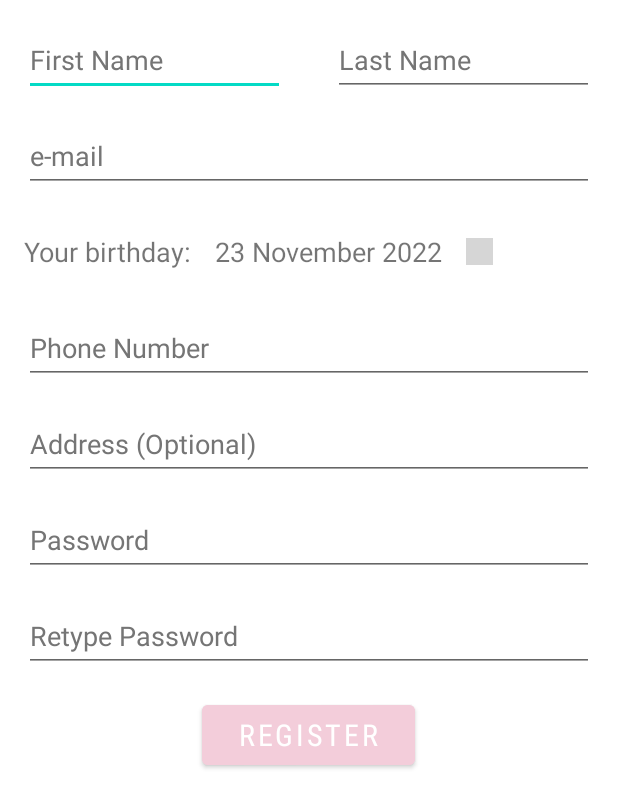
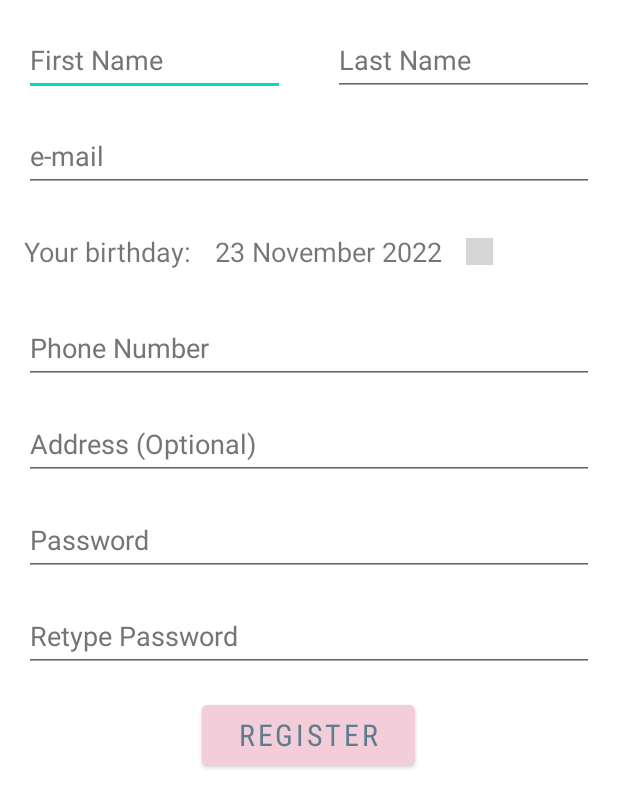
Before and after one commit to appeldaniel1998/ABM, an Android app: the LogReg_RegisterActivity screen opened directly, with no data from a screen before it, on a phone screen of 412 x 824 dp. Shown: the top 808 px of the screen. Run offline under Robolectric (Android 15) with nearby library versions, the phone set to English and light mode, and no system bars; our stand-ins replace Firebase (no records; nobody signed in at launch, a user with empty details on screens opened directly); grey boxes are pictures that could not be loaded.

Commit message:
change menu icons (some) + tweaks

```diff
--- a/app/src/main/res/layout/activity_logreg_register.xml
+++ b/app/src/main/res/layout/activity_logreg_register.xml
@@ -107,7 +107,8 @@
             android:layout_height="18sp"
             android:layout_gravity="center_vertical"
             android:layout_marginStart="16dp"
-            android:src="@drawable/calendar" />
+            android:src="@drawable/calendar"
+            android:contentDescription="@string/birthday_text" />
     </LinearLayout>
 
     <EditText
@@ -189,6 +190,7 @@
         android:backgroundTint="#F8F3CDDA"
         android:fontFamily="sans-serif-condensed"
         android:text="@string/register"
+        android:textColor="#607D8B"
         android:textSize="20sp"
         app:layout_constraintEnd_toEndOf="parent"
         app:layout_constraintHorizontal_bias="0.498"
--- a/app/src/main/res/menu/nav_menu.xml
+++ b/app/src/main/res/menu/nav_menu.xml
@@ -6,13 +6,13 @@
         android:icon="@drawable/login"/>
     <item android:title="@string/appointments"
         android:id="@+id/menuItemAppointments"
-        android:icon="@drawable/login"/>
+        android:icon="@drawable/calendar"/>
     <item android:title="@string/products"
         android:id="@+id/menuItemProducts"
         android:icon="@drawable/products"/>
     <item android:title="@string/clients"
         android:id="@+id/menuItemClients"
-        android:icon="@drawable/login"/>
+        android:icon="@drawable/person_icon"/>
     <item android:title="@string/analytics"
         android:id="@+id/menuItemAnalytics"
         android:icon="@drawable/login"/>
```
